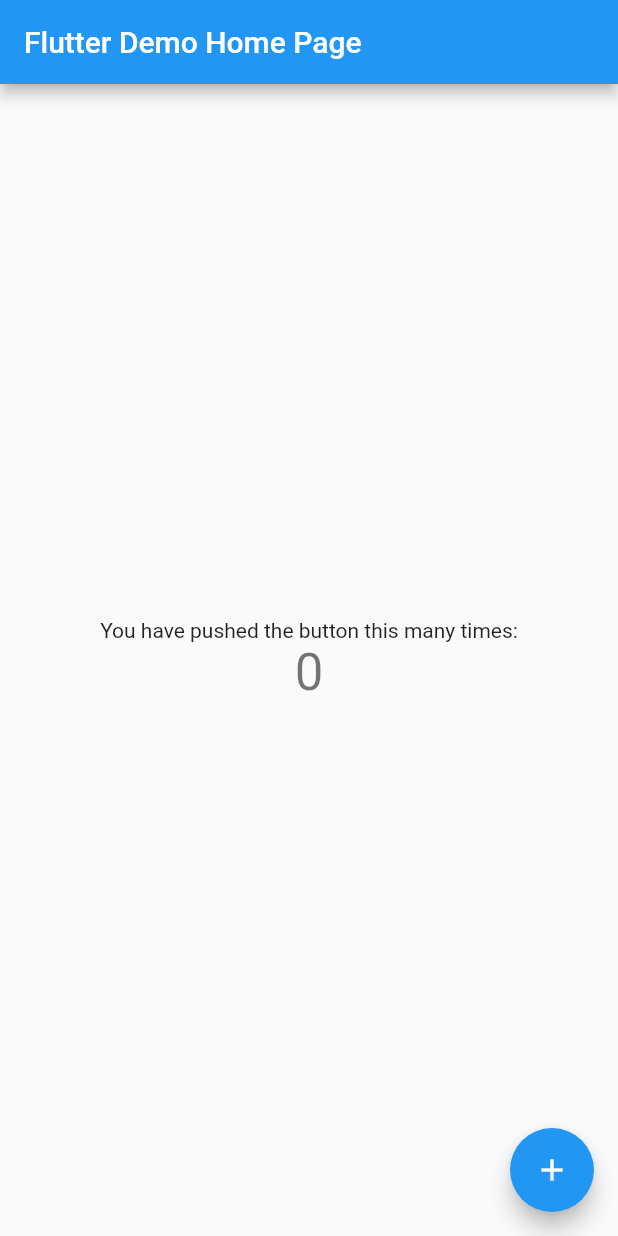
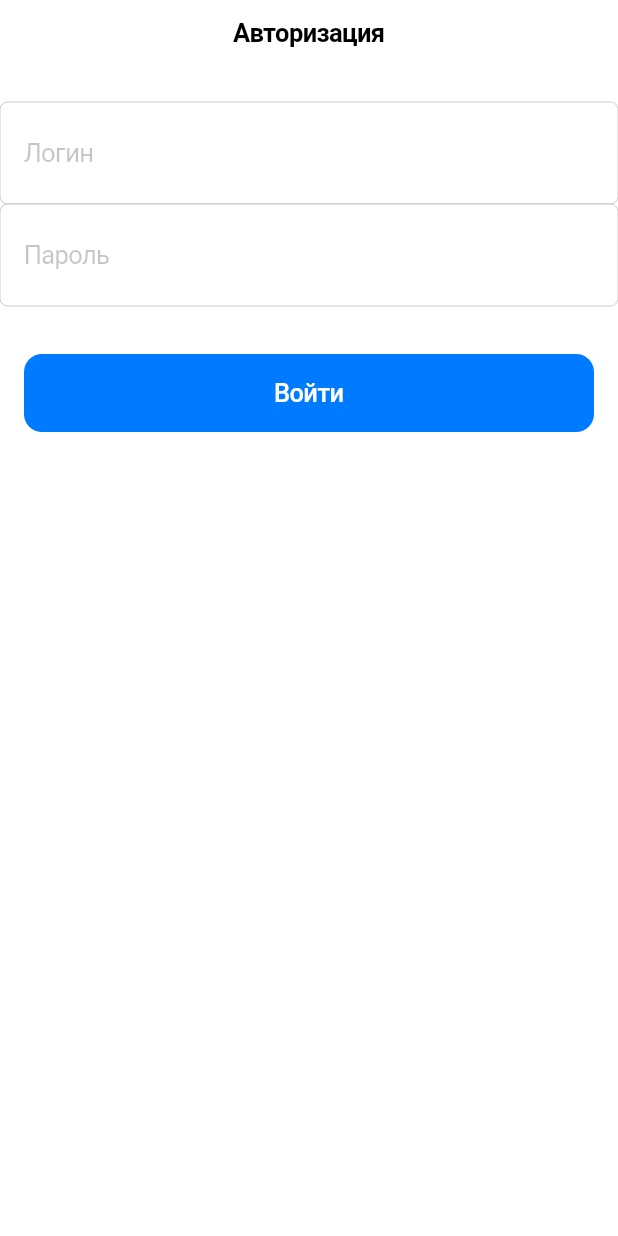
Before and after one commit to commonwealth-codeunion/asia-waters-demo, a Flutter app: the screen it shows after launch, on a phone screen of 412 x 824 dp. Run offline on Flutter 3.47's test engine with Material 2 defaults, Android fonts, the phone set to English and light mode, and no system bars; our stand-ins replace bloc, flutter_bloc.

Commit message:
Auth Page

```diff
--- /dev/null
+++ b/lib/blocs/login/login_bloc.dart
@@ -0,0 +1,28 @@
+import 'dart:async';
+
+import 'package:asia_water/repository/api.dart';
+import 'package:bloc/bloc.dart';
+import 'package:meta/meta.dart';
+
+part 'login_event.dart';
+part 'login_state.dart';
+
+class LoginBloc extends Bloc<LoginEvent, LoginState> {
+  LoginBloc() : super(LoginInitial());
+  final Api _api = Api();
+
+  @override
+  Stream<LoginState> mapEventToState(
+    LoginEvent event,
+  ) async* {
+    if (event is LogIn) {
+      try {
+        yield Loading();
+        // await _api.logIn(event.username, event.password);
+        yield LoggedIn();
+      } catch (e) {
+        yield Failure(message: '$e');
+      }
+    }
+  }
+}
--- /dev/null
+++ b/lib/blocs/login/login_event.dart
@@ -0,0 +1,11 @@
+part of 'login_bloc.dart';
+
+@immutable
+abstract class LoginEvent {}
+
+class LogIn extends LoginEvent {
+  final String username;
+  final String password;
+
+  LogIn({@required this.username, @required this.password});
+}
--- /dev/null
+++ b/lib/blocs/login/login_state.dart
@@ -0,0 +1,22 @@
+part of 'login_bloc.dart';
+
+@immutable
+abstract class LoginState {}
+
+class LoginInitial extends LoginState {
+  final bool isLoading = false;
+}
+
+class Failure extends LoginState {
+  final String message;
+
+  Failure({@required this.message});
+}
+
+class LoggedIn extends LoginState {
+  final bool isLoading = false;
+}
+
+class Loading extends LoginState {
+  final bool isLoading = true;
+}
--- a/lib/main.dart
+++ b/lib/main.dart
@@ -1,117 +1,26 @@
-import 'package:flutter/material.dart';
+import 'package:flutter/cupertino.dart';
+import 'package:flutter_bloc/flutter_bloc.dart';
 
-void main() {
-  runApp(MyApp());
-}
+import 'blocs/login/login_bloc.dart';
+import 'pages/auth_page.dart';
 
-class MyApp extends StatelessWidget {
-  // This widget is the root of your application.
+void main() => runApp(App());
+
+class App extends StatelessWidget {
+  const App({Key key}) : super(key: key);
+
   @override
   Widget build(BuildContext context) {
-    return MaterialApp(
-      title: 'Flutter Demo',
-      theme: ThemeData(
-        // This is the theme of your application.
-        //
-        // Try running your application with "flutter run". You'll see the
-        // application has a blue toolbar. Then, without quitting the app, try
-        // changing the primarySwatch below to Colors.green and then invoke
-        // "hot reload" (press "r" in the console where you ran "flutter run",
-        // or simply save your changes to "hot reload" in a Flutter IDE).
-        // Notice that the counter didn't reset back to zero; the application
-        // is not restarted.
-        primarySwatch: Colors.blue,
-        // This makes the visual density adapt to the platform that you run
-        // the app on. For desktop platforms, the controls will be smaller and
-        // closer together (more dense) than on mobile platforms.
-        visualDensity: VisualDensity.adaptivePlatformDensity,
+    return BlocProvider(
+      create: (context) => LoginBloc(),
+      child: CupertinoApp(
+        theme: CupertinoThemeData(brightness: Brightness.light),
+        home: AuthPage(),
+        routes: {
+          // '/home': (context)=> HomePage(),
+          '/auth': (context) => AuthPage(),
+        },
       ),
-      home: MyHomePage(title: 'Flutter Demo Home Page'),
     );
   }
 }
-
-class MyHomePage extends StatefulWidget {
-  MyHomePage({Key key, this.title}) : super(key: key);
-
-  // This widget is the home page of your application. It is stateful, meaning
-  // that it has a State object (defined below) that contains fields that affect
-  // how it looks.
-
-  // This class is the configuration for the state. It holds the values (in this
-  // case the title) provided by the parent (in this case the App widget) and
-  // used by the build method of the State. Fields in a Widget subclass are
-  // always marked "final".
-
-  final String title;
-
-  @override
-  _MyHomePageState createState() => _MyHomePageState();
-}
-
-class _MyHomePageState extends State<MyHomePage> {
-  int _counter = 0;
-
-  void _incrementCounter() {
-    setState(() {
-      // This call to setState tells the Flutter framework that something has
-      // changed in this State, which causes it to rerun the build method below
-      // so that the display can reflect the updated values. If we changed
-      // _counter without calling setState(), then the build method would not be
-      // called again, and so nothing would appear to happen.
-      _counter++;
-    });
-  }
-
-  @override
-  Widget build(BuildContext context) {
-    // This method is rerun every time setState is called, for instance as done
-    // by the _incrementCounter method above.
-    //
-    // The Flutter framework has been optimized to make rerunning build methods
-    // fast, so that you can just rebuild anything that needs updating rather
-    // than having to individually change instances of widgets.
-    return Scaffold(
-      appBar: AppBar(
-        // Here we take the value from the MyHomePage object that was created by
-        // the App.build method, and use it to set our appbar title.
-        title: Text(widget.title),
-      ),
-      body: Center(
-        // Center is a layout widget. It takes a single child and positions it
-        // in the middle of the parent.
-        child: Column(
-          // Column is also a layout widget. It takes a list of children and
-          // arranges them vertically. By default, it sizes itself to fit its
-          // children horizontally, and tries to be as tall as its parent.
-          //
-          // Invoke "debug painting" (press "p" in the console, choose the
-          // "Toggle Debug Paint" action from the Flutter Inspector in Android
-          // Studio, or the "Toggle Debug Paint" command in Visual Studio Code)
-          // to see the wireframe for each widget.
-          //
-          // Column has various properties to control how it sizes itself and
-          // how it positions its children. Here we use mainAxisAlignment to
-          // center the children vertically; the main axis here is the vertical
-          // axis because Columns are vertical (the cross axis would be
-          // horizontal).
-          mainAxisAlignment: MainAxisAlignment.center,
-          children: <Widget>[
-            Text(
-              'You have pushed the button this many times:',
-            ),
-            Text(
-              '$_counter',
-              style: Theme.of(context).textTheme.headline4,
-            ),
-          ],
-        ),
-      ),
-      floatingActionButton: FloatingActionButton(
-        onPressed: _incrementCounter,
-        tooltip: 'Increment',
-        child: Icon(Icons.add),
-      ), // This trailing comma makes auto-formatting nicer for build methods.
-    );
-  }
-}
--- /dev/null
+++ b/lib/pages/auth_page.dart
@@ -0,0 +1,107 @@
+import 'package:asia_water/blocs/login/login_bloc.dart';
+import 'package:flutter/cupertino.dart';
+import 'package:flutter_bloc/flutter_bloc.dart';
+
+class AuthPage extends StatelessWidget {
+  AuthPage({Key key}) : super(key: key);
+
+  final TextEditingController _usernameController = TextEditingController();
+  final TextEditingController _passwordController = TextEditingController();
+
+  final EdgeInsets textFieldPadding = EdgeInsets.symmetric(
+    vertical: 24,
+    horizontal: 16,
+  );
+
+  LoginBloc _loginBloc;
+  bool _isLoading = false;
+
+  @override
+  Widget build(BuildContext context) {
+    _loginBloc = context.bloc<LoginBloc>();
+
+    return CupertinoPageScaffold(
+      navigationBar: CupertinoNavigationBar(
+        middle: Text('Авторизация'),
+      ),
+      child: SafeArea(
+        child: Padding(
+          padding: const EdgeInsets.symmetric(vertical: 24),
+          child: Form(
+            child: Column(
+              crossAxisAlignment: CrossAxisAlignment.stretch,
+              children: [
+                CupertinoTextField(
+                  controller: _usernameController,
+                  keyboardType: TextInputType.name,
+                  placeholder: 'Логин',
+                  padding: textFieldPadding,
+                ),
+                CupertinoTextField(
+                  controller: _passwordController,
+                  placeholder: 'Пароль',
+                  keyboardType: TextInputType.visiblePassword,
+                  obscureText: true,
+                  padding: textFieldPadding,
+                ),
+                SizedBox(height: 32),
+                BlocConsumer<LoginBloc, LoginState>(
+                  listener: (context, state) {
+                    if (state is LoggedIn) {
+                      _isLoading = state.isLoading;
+                      return Navigator.of(context, rootNavigator: true)
+                          .pushReplacementNamed('/home');
+                    } else if (state is Failure) {
+                      return showCupertinoDialog(
+                        context: context,
+                        builder: (context) {
+                          return CupertinoAlertDialog(
+                            title: Text('Ошибка'),
+                            content: Text('${state.message}'),
+                            actions: [
+                              CupertinoDialogAction(
+                                child: Text('Ок'),
+                                onPressed: () => Navigator.of(context).pop(),
+                              ),
+                            ],
+                          );
+                        },
+                      );
+                    } else if (state is Loading) {
+                      _isLoading = state.isLoading;
+                    }
+                  },
+                  builder: (context, state) {
+                    return _buildLoginButton(_isLoading);
+                  },
+                )
+              ],
+            ),
+          ),
+        ),
+      ),
+    );
+  }
+
+  Padding _buildLoginButton(bool isLoading) {
+    return Padding(
+      padding: const EdgeInsets.symmetric(horizontal: 16.0),
+      child: CupertinoButton.filled(
+          child: Text(
+            'Войти',
+            style: TextStyle(fontWeight: FontWeight.w500),
+          ),
+          padding: const EdgeInsets.symmetric(
+            vertical: 16,
+            horizontal: 18,
+          ),
+          disabledColor: CupertinoColors.inactiveGray,
+          onPressed: isLoading
+              ? null
+              : () async => _loginBloc.add(LogIn(
+                    username: _usernameController.text,
+                    password: _passwordController.text,
+                  ))),
+    );
+  }
+}
--- /dev/null
+++ b/lib/repository/api.dart
@@ -0,0 +1,5 @@
+class Api implements ApiRepo {}
+
+class ApiRepo {
+
+}
--- a/pubspec.yaml
+++ b/pubspec.yaml
@@ -23,6 +23,7 @@ environment:
 dependencies:
   flutter:
     sdk: flutter
+  flutter_bloc: ^6.0.6
 
 
   # The following adds the Cupertino Icons font to your application.
```
Also changed, not shown: 3 other files.
